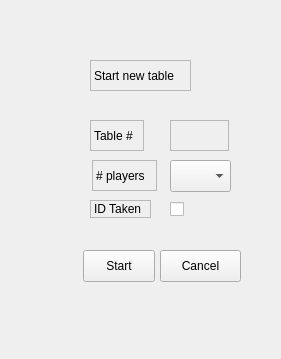
First picture: the form in tablestart.ui, repository aj501/NickBilliardsPrjQT, before the edit.
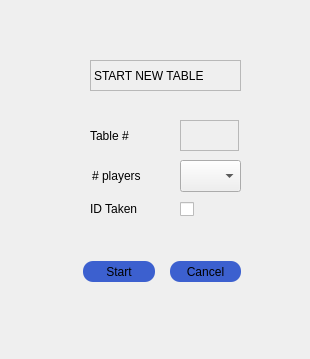
Second picture: the form after the edit.

Commit message: updated StartTable, TableEdit UI, added transfertable, tabletab and signals, added lineedit in mainwindow.

Diff of the .ui file:
```diff
--- a/tablestart.ui
+++ b/tablestart.ui
@@ -6,7 +6,7 @@
    <rect>
     <x>0</x>
     <y>0</y>
-    <width>281</width>
+    <width>310</width>
     <height>359</height>
    </rect>
   </property>
@@ -26,7 +26,7 @@
     <string notr="true">border-color: rgb(238, 51, 255);</string>
    </property>
    <property name="frameShape">
-    <enum>QFrame::StyledPanel</enum>
+    <enum>QFrame::NoFrame</enum>
    </property>
    <property name="frameShadow">
     <enum>QFrame::Sunken</enum>
@@ -48,7 +48,7 @@
     <string notr="true">border-color: rgb(238, 51, 255);</string>
    </property>
    <property name="frameShape">
-    <enum>QFrame::StyledPanel</enum>
+    <enum>QFrame::NoFrame</enum>
    </property>
    <property name="frameShadow">
     <enum>QFrame::Sunken</enum>
@@ -60,7 +60,7 @@
   <widget class="QComboBox" name="PlayerNum_ComboBox">
    <property name="geometry">
     <rect>
-     <x>170</x>
+     <x>180</x>
      <y>160</y>
      <width>61</width>
      <height>32</height>
@@ -70,7 +70,7 @@
   <widget class="QCheckBox" name="checkBox">
    <property name="geometry">
     <rect>
-     <x>170</x>
+     <x>180</x>
      <y>200</y>
      <width>19</width>
      <height>18</height>
@@ -84,11 +84,14 @@
    <property name="geometry">
     <rect>
      <x>83</x>
-     <y>250</y>
+     <y>261</y>
      <width>72</width>
-     <height>32</height>
+     <height>21</height>
     </rect>
    </property>
+   <property name="styleSheet">
+    <string notr="true">border-radius:10px;background-color: rgb(60, 96, 207);</string>
+   </property>
    <property name="text">
     <string>Start</string>
    </property>
@@ -102,12 +105,15 @@
   <widget class="QPushButton" name="cancelButton">
    <property name="geometry">
     <rect>
-     <x>160</x>
-     <y>250</y>
-     <width>81</width>
-     <height>32</height>
+     <x>170</x>
+     <y>261</y>
+     <width>71</width>
+     <height>21</height>
     </rect>
    </property>
+   <property name="styleSheet">
+    <string notr="true">border-radius:10px;background-color: rgb(60, 96, 207);</string>
+   </property>
    <property name="text">
     <string>Cancel</string>
    </property>
@@ -117,7 +123,7 @@
     <rect>
      <x>90</x>
      <y>60</y>
-     <width>101</width>
+     <width>151</width>
      <height>31</height>
     </rect>
    </property>
@@ -128,7 +134,7 @@
     <enum>QFrame::Sunken</enum>
    </property>
    <property name="text">
-    <string>Start new table</string>
+    <string>START NEW TABLE</string>
    </property>
   </widget>
   <widget class="QLabel" name="label_2">
@@ -144,7 +150,7 @@
     <string notr="true">border-color: rgb(238, 51, 255);</string>
    </property>
    <property name="frameShape">
-    <enum>QFrame::StyledPanel</enum>
+    <enum>QFrame::NoFrame</enum>
    </property>
    <property name="frameShadow">
     <enum>QFrame::Sunken</enum>
@@ -156,7 +162,7 @@
   <widget class="QLabel" name="label_5">
    <property name="geometry">
     <rect>
-     <x>170</x>
+     <x>180</x>
      <y>120</y>
      <width>59</width>
      <height>31</height>
```
Left out of the diff: 6 changed lines with no effect on the pictures. The commit also changes 11 other files.
